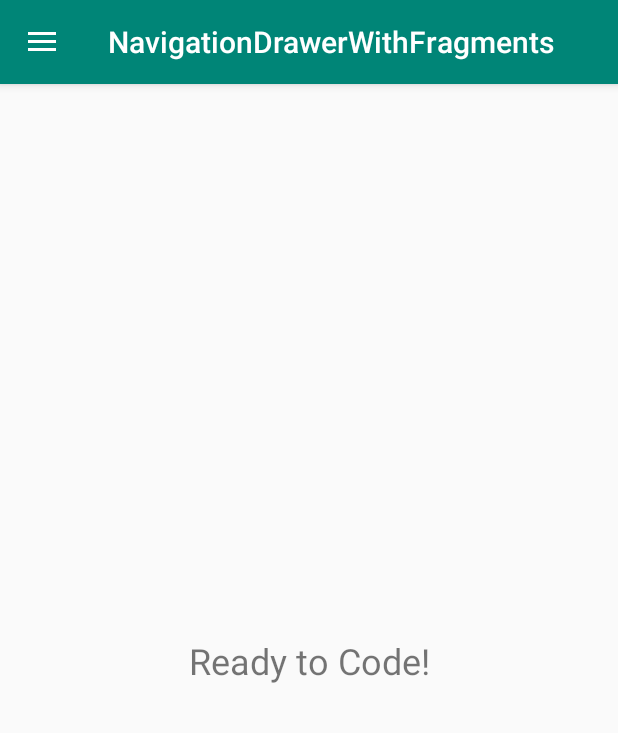
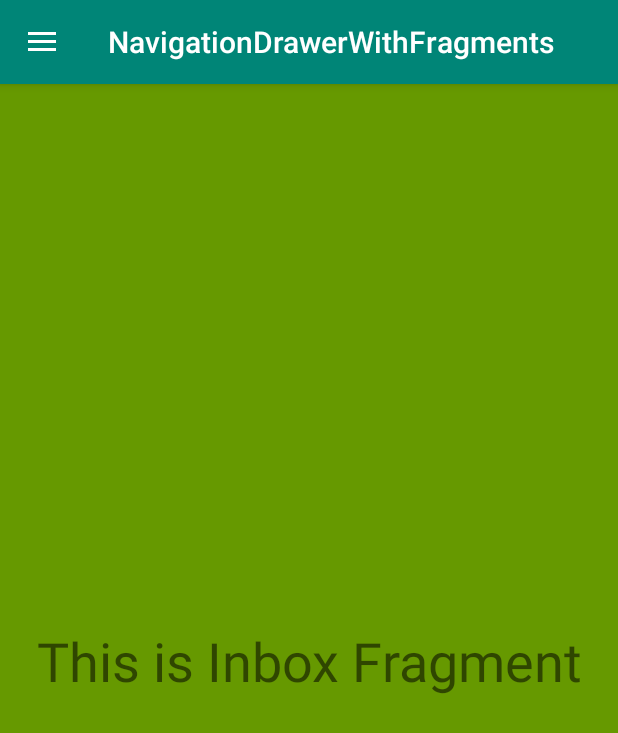
Before and after one commit to saifi369/NavigationDrawerWithFragments, an Android app: the screen it shows after launch (MainActivity), on a phone screen of 412 x 824 dp. Shown: the top 733 px of the screen. Run offline under Robolectric (Android 15) with nearby library versions, the phone set to English and light mode, and no system bars.

Commit message:
Handling Navigation Drawer Item Click & Changing Fragments

```diff
--- /dev/null
+++ b/app/src/main/java/com/saifi369/navigationdrawerwithfragments/InboxFragment.java
@@ -0,0 +1,26 @@
+package com.saifi369.navigationdrawerwithfragments;
+
+
+import android.os.Bundle;
+import android.view.LayoutInflater;
+import android.view.View;
+import android.view.ViewGroup;
+
+import androidx.fragment.app.Fragment;
+
+public class InboxFragment extends Fragment {
+
+
+    public InboxFragment() {
+        // Required empty public constructor
+    }
+
+
+    @Override
+    public View onCreateView(LayoutInflater inflater, ViewGroup container,
+                             Bundle savedInstanceState) {
+
+        return inflater.inflate(R.layout.fragment_inbox, container, false);
+    }
+
+}
--- a/app/src/main/java/com/saifi369/navigationdrawerwithfragments/MainActivity.java
+++ b/app/src/main/java/com/saifi369/navigationdrawerwithfragments/MainActivity.java
@@ -1,14 +1,20 @@
 package com.saifi369.navigationdrawerwithfragments;
 
 import android.os.Bundle;
+import android.view.MenuItem;
+import android.widget.Toast;
 
+import com.google.android.material.navigation.NavigationView;
+
+import androidx.annotation.NonNull;
 import androidx.appcompat.app.ActionBarDrawerToggle;
 import androidx.appcompat.app.AppCompatActivity;
 import androidx.appcompat.widget.Toolbar;
 import androidx.core.view.GravityCompat;
 import androidx.drawerlayout.widget.DrawerLayout;
 
-public class MainActivity extends AppCompatActivity {
+public class MainActivity extends AppCompatActivity
+        implements NavigationView.OnNavigationItemSelectedListener {
 
     private DrawerLayout mNavDrawer;
 
@@ -21,6 +27,7 @@ public class MainActivity extends AppCompatActivity {
         setSupportActionBar(toolbar);
 
         mNavDrawer = findViewById(R.id.drawer_layout);
+        NavigationView navigationView = findViewById(R.id.navigation_view);
 
         ActionBarDrawerToggle toggle = new ActionBarDrawerToggle(
                 this, mNavDrawer, toolbar,
@@ -31,6 +38,18 @@ public class MainActivity extends AppCompatActivity {
         mNavDrawer.addDrawerListener(toggle);
 
         toggle.syncState();
+        navigationView.setNavigationItemSelectedListener(this);
+
+        if (savedInstanceState == null) {
+            getSupportFragmentManager().beginTransaction()
+                    .replace(R.id.fragment_container, new InboxFragment())
+                    .commit();
+
+            navigationView.setCheckedItem(R.id.nav_inbox);
+
+
+        }
+
 
     }
 
@@ -43,4 +62,39 @@ public class MainActivity extends AppCompatActivity {
             super.onBackPressed();
         }
     }
+
+    @Override
+    public boolean onNavigationItemSelected(@NonNull MenuItem menuItem) {
+
+        switch (menuItem.getItemId()) {
+            case R.id.nav_inbox:
+                //add the inbox fragment
+                getSupportFragmentManager().beginTransaction()
+                        .replace(R.id.fragment_container, new InboxFragment())
+                        .commit();
+                break;
+            case R.id.nav_outbox:
+                //add the inbox fragment
+                getSupportFragmentManager().beginTransaction()
+                        .replace(R.id.fragment_container, new OutboxFragment())
+                        .commit();
+                break;
+            case R.id.nav_trash:
+                //add the inbox fragment
+                getSupportFragmentManager().beginTransaction()
+                        .replace(R.id.fragment_container, new TrashFragment())
+                        .commit();
+                break;
+            case R.id.nav_share:
+                Toast.makeText(this, "This is Share Item", Toast.LENGTH_SHORT).show();
+                break;
+            case R.id.nav_help:
+                Toast.makeText(this, "This is Help Item", Toast.LENGTH_SHORT).show();
+                break;
+        }
+
+        mNavDrawer.closeDrawer(GravityCompat.START);
+
+        return true;
+    }
 }
--- a/app/src/main/res/layout/activity_main.xml
+++ b/app/src/main/res/layout/activity_main.xml
@@ -6,11 +6,10 @@
     android:layout_height="match_parent"
     tools:context=".MainActivity">
 
-    <TextView
-        android:layout_width="wrap_content"
-        android:layout_height="wrap_content"
-        android:text="Ready to Code!"
-        android:textSize="24sp"
+    <FrameLayout
+        android:id="@+id/fragment_container"
+        android:layout_width="match_parent"
+        android:layout_height="0dp"
         app:layout_constraintBottom_toBottomOf="parent"
         app:layout_constraintLeft_toLeftOf="parent"
         app:layout_constraintRight_toRightOf="parent"
--- /dev/null
+++ b/app/src/main/res/layout/fragment_inbox.xml
@@ -0,0 +1,20 @@
+<?xml version="1.0" encoding="utf-8"?>
+<androidx.constraintlayout.widget.ConstraintLayout xmlns:android="http://schemas.android.com/apk/res/android"
+    xmlns:app="http://schemas.android.com/apk/res-auto"
+    xmlns:tools="http://schemas.android.com/tools"
+    android:layout_width="match_parent"
+    android:layout_height="match_parent"
+    android:background="@android:color/holo_green_dark"
+    tools:context=".InboxFragment">
+
+    <TextView
+        android:layout_width="wrap_content"
+        android:layout_height="wrap_content"
+        android:text="This is Inbox Fragment"
+        android:textSize="36sp"
+        app:layout_constraintBottom_toBottomOf="parent"
+        app:layout_constraintLeft_toLeftOf="parent"
+        app:layout_constraintRight_toRightOf="parent"
+        app:layout_constraintTop_toTopOf="parent" />
+
+</androidx.constraintlayout.widget.ConstraintLayout>
--- a/app/src/main/res/layout/nav_drawer_layout.xml
+++ b/app/src/main/res/layout/nav_drawer_layout.xml
@@ -3,8 +3,10 @@
     xmlns:app="http://schemas.android.com/apk/res-auto"
     android:layout_width="match_parent"
     android:layout_height="match_parent"
+    xmlns:tools="http://schemas.android.com/tools"
     android:id="@+id/drawer_layout"
-    android:fitsSystemWindows="true">
+    android:fitsSystemWindows="true"
+    tools:openDrawer="start">
 
     <include
         layout="@layout/activity_main"
--- a/app/src/main/res/values/strings.xml
+++ b/app/src/main/res/values/strings.xml
@@ -17,4 +17,7 @@
     <string name="menu_tools">Tools</string>
     <string name="menu_share">Share</string>
     <string name="menu_send">Send</string>
+
+    <!-- TODO: Remove or change this placeholder text -->
+    <string name="hello_blank_fragment">Hello blank fragment</string>
 </resources>
```
Also changed, not shown: app/src/main/java/com/saifi369/navigationdrawerwithfragments/OutboxFragment.java (added, +26 -0 lines), app/src/main/java/com/saifi369/navigationdrawerwithfragments/TrashFragment.java (added, +26 -0 lines), app/src/main/res/layout/fragment_outbox.xml (added, +20 -0 lines), app/src/main/res/layout/fragment_trash.xml (added, +20 -0 lines).
